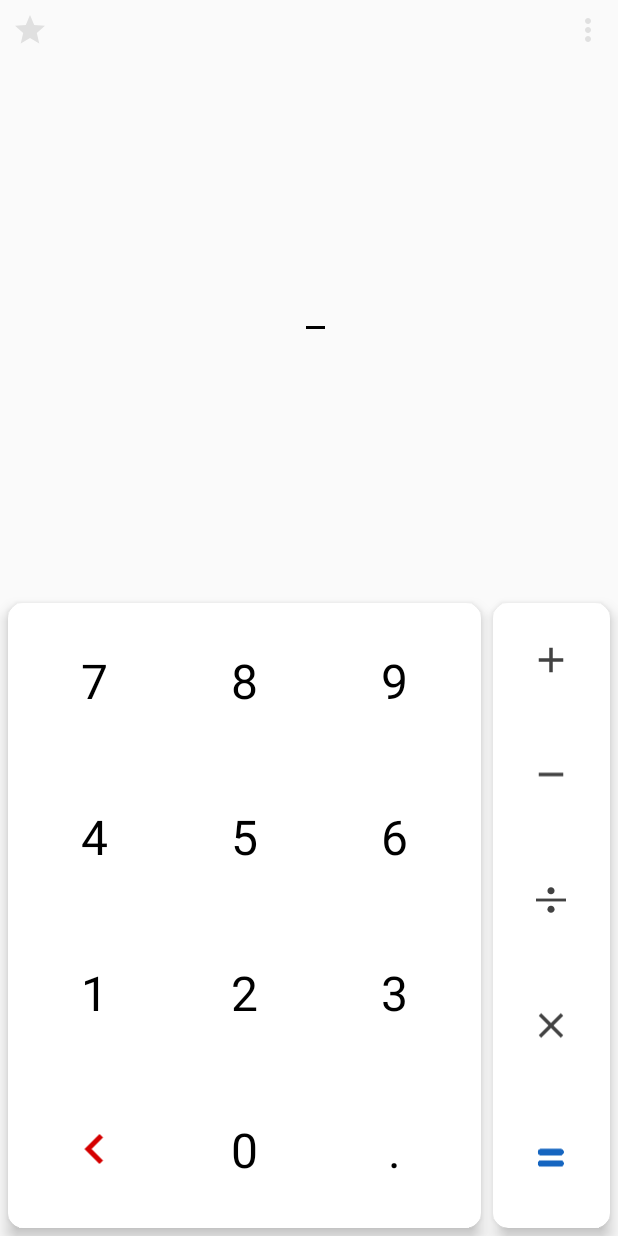
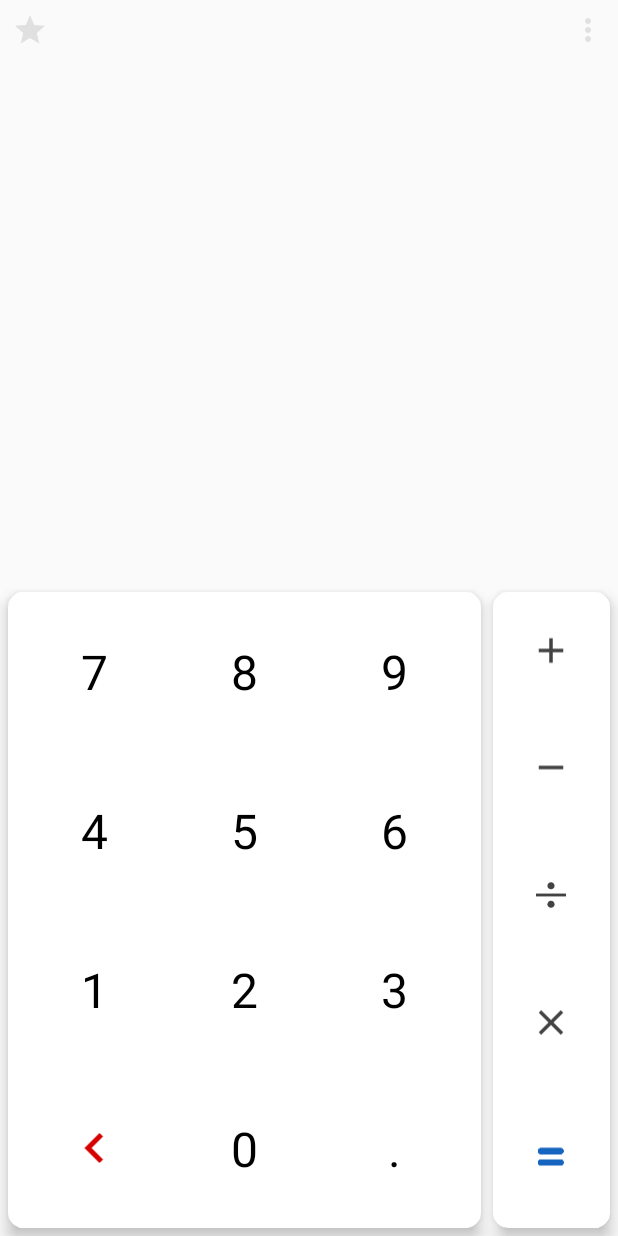
Before and after one commit to ImRohithBajjuri/Cushycalculator, an Android app: the screen it shows after launch (MainActivity), on a phone screen of 412 x 824 dp. Run offline under Robolectric (Android 15) with nearby library versions, the phone set to English and light mode, and no system bars; Roboto replaces fonts that are not available here.

Commit message:
small ones

```diff
--- a/app/src/main/res/layout/activity_main.xml
+++ b/app/src/main/res/layout/activity_main.xml
@@ -25,6 +25,7 @@
 
 
         <ImageView
+            android:id="@+id/imageView"
             android:layout_width="wrap_content"
             android:layout_height="wrap_content"
             android:layout_marginStart="8dp"
@@ -47,19 +48,20 @@
 
         <EditText
             android:id="@+id/textView"
-        android:layout_width="wrap_content"
-        android:layout_height="wrap_content"
+            android:layout_width="match_parent"
+            android:layout_height="match_parent"
             android:layout_marginStart="8dp"
             android:layout_marginTop="8dp"
             android:layout_marginBottom="8dp"
+            android:inputType="number"
             android:textColor="@color/black"
             android:textSize="25sp"
+            android:background="@null"
+
             app:layout_constraintBottom_toBottomOf="parent"
             app:layout_constraintEnd_toEndOf="parent"
             app:layout_constraintStart_toStartOf="parent"
-        app:layout_constraintTop_toTopOf="parent"
-        app:background="@null"
-        android:inputType="number"/>
+            app:layout_constraintTop_toTopOf="parent" />
     </android.support.constraint.ConstraintLayout>
 
 
```
Lines whose indentation alone changed are shown as unchanged.
